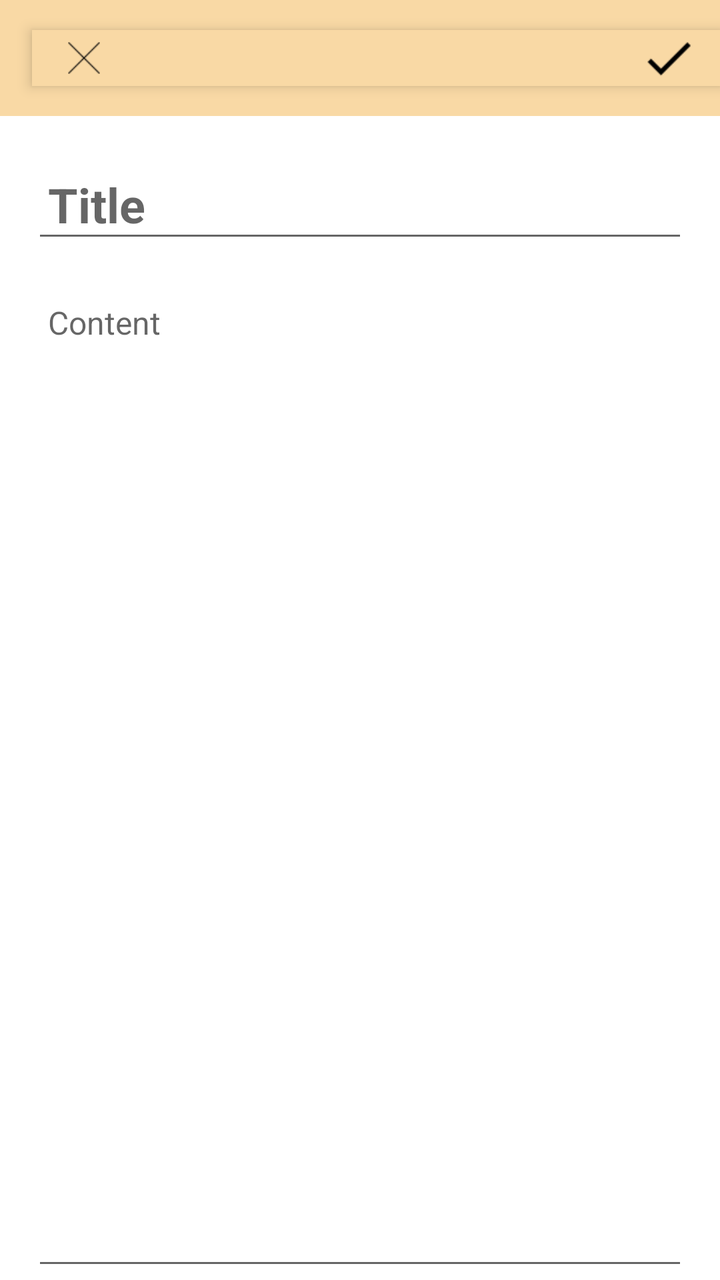
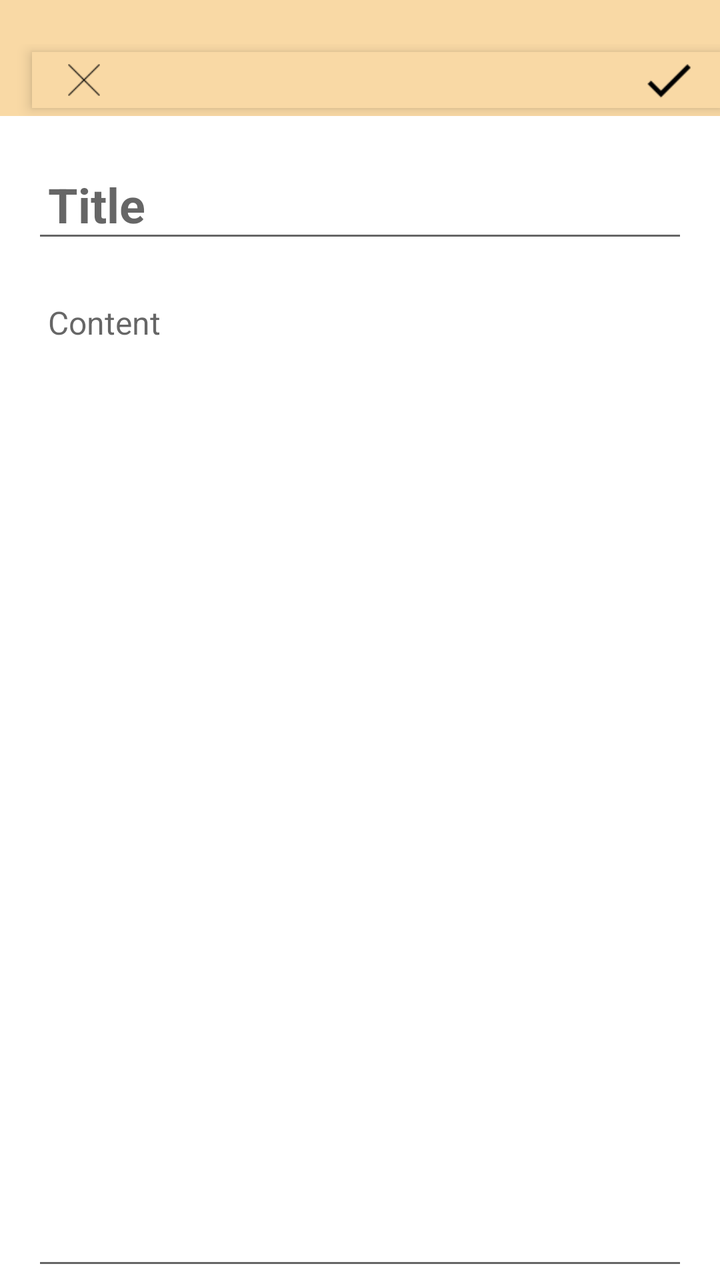

Before-and-after screenshots of an Android layout around one commit, followed by the original layout XML and the change that was made.
<!-- AndroidManifest.xml: application theme Theme.NotePad -->
<!-- res/layout/activity_edit_note.xml -->
<?xml version="1.0" encoding="utf-8"?>
<LinearLayout xmlns:android="http://schemas.android.com/apk/res/android"
    android:layout_width="match_parent"
    android:layout_height="match_parent"
    xmlns:app="http://schemas.android.com/apk/res-auto"
    android:orientation="vertical"
    android:background="@color/background">

    <androidx.appcompat.widget.Toolbar
        android:id="@+id/toolbarEdit"
        android:layout_width="match_parent"
        android:layout_height="58dp"
        android:background="@color/colorPrimary"
        app:contentInsetStartWithNavigation="0dp">
        <include layout="@layout/custom_edit_toolbar" />

    </androidx.appcompat.widget.Toolbar>



    <EditText
        android:id="@+id/edit_title"
        android:layout_width="match_parent"
        android:layout_height="wrap_content"
        android:hint="Title"
        android:textSize="24sp"
        android:textStyle="bold"
        android:padding="8dp"
        android:inputType="text"
        android:layout_marginTop="20dp"
        android:layout_marginStart="16dp"
        android:layout_marginEnd="16dp"/>

    <EditText
        android:id="@+id/edit_content"
        android:layout_width="match_parent"
        android:layout_height="0dp"
        android:layout_weight="1"
        android:hint="Content"
        android:textSize="16sp"
        android:padding="8dp"
        android:layout_marginTop="16dp"
        android:layout_marginStart="16dp"
        android:layout_marginEnd="16dp"
        android:gravity="top" />

</LinearLayout>
<!-- res/layout/custom_edit_toolbar.xml (included above) -->
<?xml version="1.0" encoding="utf-8"?>
<LinearLayout xmlns:android="http://schemas.android.com/apk/res/android"
    android:layout_width="match_parent"
    android:layout_height="wrap_content"
    xmlns:app="http://schemas.android.com/apk/res-auto"
    android:orientation="horizontal"
    android:gravity="center_vertical"
    android:paddingHorizontal="12dp"
    app:background="@color/colorPrimary"
    android:elevation="4dp">

    
    <ImageView
        android:id="@+id/btnClose"
        android:layout_width="28dp"
        android:layout_height="28dp"
        android:src="@drawable/ic_close"
        app:tint="@color/cardTitleText"
        android:contentDescription="Close" />

    <View
        android:layout_width="0dp"
        android:layout_height="1dp"
        android:layout_weight="1" />

    
    <ImageView
        android:id="@+id/btnSave"
        android:layout_width="28dp"
        android:layout_height="28dp"
        android:src="@drawable/ic_check"
        app:tint="@color/cardTitleText"
        android:contentDescription="Save" />

</LinearLayout>
<!-- resources referenced by this layout -->
<resources>
  <color name="background">#FFFFFF</color>
  <color name="cardTitleText">#000000</color>
  <color name="colorPrimary">#F9D9A5</color>
  <!-- drawable ic_check: png bitmap (drawable, 265 bytes) -->
  <!-- drawable ic_close: png bitmap (drawable, 262 bytes) -->
  <style name="Theme.NotePad" parent="Theme.MaterialComponents.DayNight.NoActionBar">
  
          
          <item name="colorPrimary">@color/colorPrimary</item>
          <item name="colorPrimaryVariant">@color/colorPrimaryDark</item>
          <item name="colorOnPrimary">@color/cardTitleText</item>
  
          
          <item name="colorSecondary">@color/fabColor</item>
  
          
          <item name="android:statusBarColor">@color/colorPrimary</item>
          <item name="colorSurface">@color/colorPrimary</item>
  
          <item name="android:windowLightStatusBar">true</item>
  
          
          <item name="android:windowBackground">@color/background</item>
      </style>
  <color name="colorPrimaryDark">#F9D9A5</color>
  <color name="fabColor">#F9D9A5</color>
</resources>

<!-- the commit's change to res/layout/activity_edit_note.xml (unified diff, before → after) -->
@@ -10,6 +10,7 @@
         android:id="@+id/toolbarEdit"
         android:layout_width="match_parent"
         android:layout_height="58dp"
+        android:paddingTop="22dp"
         android:background="@color/colorPrimary"
         app:contentInsetStartWithNavigation="0dp">
         <include layout="@layout/custom_edit_toolbar" />
